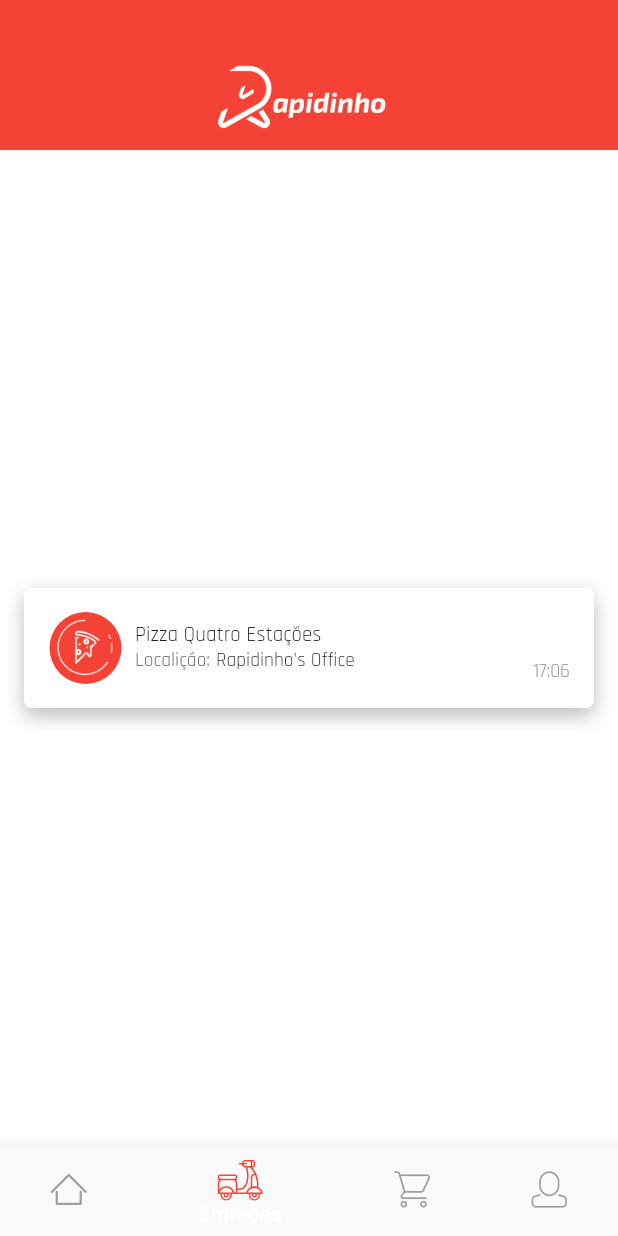
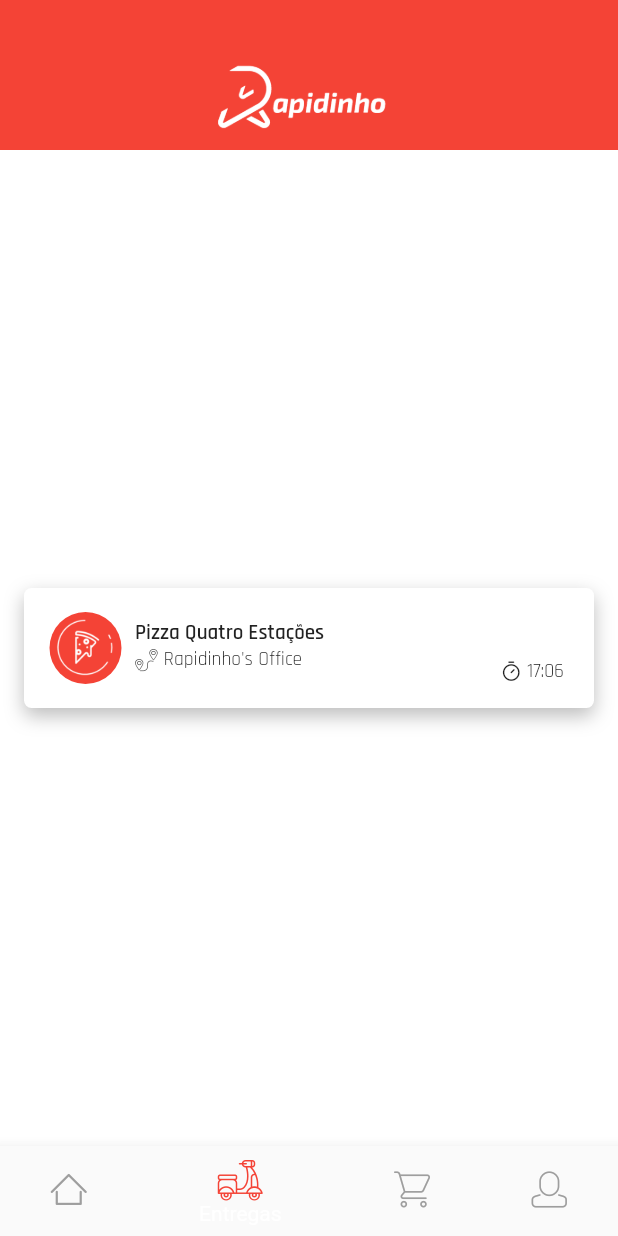
Before and after one commit to gdgluanda/rapidinho, a Flutter app: the screen it shows after launch, item 2 of the bottom bar chosen, on a phone screen of 412 x 824 dp. Run offline on Flutter 3.47's test engine with Material 2 defaults, Android fonts, the phone set to English and light mode, and no system bars.

Commit message:
add custom icons to delivery card

```diff
--- a/lib/pages/delivery_tab.dart
+++ b/lib/pages/delivery_tab.dart
@@ -1,5 +1,5 @@
 import 'package:flutter/material.dart';
-import 'package:rapidinho/ui/widget/delivery.dart';
+import 'package:rapidinho/ui/widget/delivery_card.dart';
 
 class DeliveryTab extends StatelessWidget {
   @override
@@ -7,7 +7,7 @@ class DeliveryTab extends StatelessWidget {
     return Container(
       margin: EdgeInsets.only(top: 100.0),
       child: Center(
-        child: Delivery(),
+        child: DeliveryCard(),
       ),
     );
   }
--- a/lib/ui/animation/delivery_animation.dart
+++ b/lib/ui/animation/delivery_animation.dart
@@ -1,8 +1,8 @@
 import 'package:flutter/material.dart';
 
-class DeliveryExpandAnimation {
+class DeliveryCardExpandAnimation {
 
-  DeliveryExpandAnimation(this.controller):
+  DeliveryCardExpandAnimation(this.controller):
         containerHeight = Tween(begin: 80.0, end: 200.0).animate(
           CurvedAnimation(
             parent: controller,
--- a/lib/ui/styling/rapidinho_icon.dart
+++ b/lib/ui/styling/rapidinho_icon.dart
@@ -1,10 +1,13 @@
 import 'package:flutter/material.dart';
 
 class RapidinhoIcon {
-  static final homeIcon = IconData(0xe803, fontFamily: 'Fontello');
-  static final motorCycle = IconData(0xe806, fontFamily: 'Fontello');
-  static final deliveryMotorCycle = IconData(0xe809, fontFamily: 'Fontello');
-  static final account = IconData(0xe80b, fontFamily: 'Fontello');
-  static final explore = IconData(0xe808, fontFamily: 'Fontello');
-  static final shoppingCart = IconData(0xe80e, fontFamily: 'Fontello');
+  static final fontFamily = 'Fontello';
+  static final homeIcon = IconData(0xe803, fontFamily: fontFamily);
+  static final motorCycle = IconData(0xe806, fontFamily: fontFamily);
+  static final deliveryMotorCycle = IconData(0xe809, fontFamily: fontFamily);
+  static final account = IconData(0xe80b, fontFamily: fontFamily);
+  static final explore = IconData(0xe808, fontFamily: fontFamily);
+  static final shoppingCart = IconData(0xe80e, fontFamily: fontFamily);
+  static final locationPin = IconData(0xe812, fontFamily: fontFamily);
+  static final timer = IconData(0xe813, fontFamily: fontFamily);
 }
--- a/lib/ui/widget/delivery.dart
+++ b/lib/ui/widget/delivery_card.dart
@@ -1,17 +1,18 @@
 import 'package:flutter/material.dart';
 import 'package:rapidinho/ui/animation/delivery_animation.dart';
 import 'package:flutter/scheduler.dart' show timeDilation ;
+import 'package:rapidinho/ui/styling/rapidinho_icon.dart';
 import 'package:rapidinho/ui/styling/rapidinho_style.dart';
 
-class Delivery extends StatefulWidget {
+class DeliveryCard extends StatefulWidget {
   @override
-  _DeliveryState createState() => _DeliveryState();
+  _DeliveryCardState createState() => _DeliveryCardState();
 }
 
-class _DeliveryState extends State<Delivery> with SingleTickerProviderStateMixin {
+class _DeliveryCardState extends State<DeliveryCard> with SingleTickerProviderStateMixin {
 
   AnimationController _controller;
-  DeliveryExpandAnimation _deliveryAnimation;
+  DeliveryCardExpandAnimation _deliveryAnimation;
 
   @override
   void initState() {
@@ -20,7 +21,7 @@ class _DeliveryState extends State<Delivery> with SingleTickerProviderStateMixin
       duration: Duration(milliseconds: 200),
       vsync: this,
     );
-    _deliveryAnimation = DeliveryExpandAnimation(_controller);
+    _deliveryAnimation = DeliveryCardExpandAnimation(_controller);
   }
 
   @override
@@ -60,7 +61,16 @@ class _DeliveryState extends State<Delivery> with SingleTickerProviderStateMixin
               children: [
                 Align(
                   alignment: Alignment.bottomRight,
-                  child: Text('17:06', style: RapidinhoTextStyle.smallText.copyWith(color: Colors.grey)),
+                  child: Row(
+                    mainAxisAlignment: MainAxisAlignment.end,
+                    children: <Widget>[
+                      Icon(RapidinhoIcon.timer, size: 13.0),
+                      Padding(
+                        padding: EdgeInsets.symmetric(horizontal: 4.0),
+                        child: Text('17:06', style: RapidinhoTextStyle.smallText),
+                      ),
+                    ],
+                  ),
                 ),
                 Row(
                   crossAxisAlignment: CrossAxisAlignment.start,
@@ -77,14 +87,17 @@ class _DeliveryState extends State<Delivery> with SingleTickerProviderStateMixin
                     Column(
                       crossAxisAlignment: CrossAxisAlignment.start,
                       children: <Widget>[
-                        Text('', style: TextStyle(fontSize: 5.0)),
-                        Text('Pizza Quatro Estações', style: RapidinhoTextStyle.normalText,),
+                        Padding(
+                          padding: const EdgeInsets.only(top: 5.0),
+                          child: Text('Pizza Quatro Estações', style: RapidinhoTextStyle.normalText.copyWith(fontWeight: FontWeight.w600)),
+                        ),
                         Row(
                           children: <Widget>[
-                            Padding(padding: EdgeInsets.only(right: 4.0),
-                              child: Text('Localição:', style: RapidinhoTextStyle.smallText.copyWith(color: Colors.grey[600])),
+                            Icon(RapidinhoIcon.locationPin, size: 15.0),
+                            Padding(
+                              padding: const EdgeInsets.symmetric(horizontal: 4.0),
+                              child: Text('Rapidinho\'s Office', style: RapidinhoTextStyle.smallText),
                             ),
-                            Text('Rapidinho\'s Office', style: RapidinhoTextStyle.smallText),
                           ],
                         ),
                       ],
--- a/pubspec.yaml
+++ b/pubspec.yaml
@@ -59,6 +59,7 @@ flutter:
     - assets/images/deliverables/pizza.png
     - assets/images/deliverables/present.png
     - assets/images/deliverables/wear.png
+    - assets/images/deliverables/delivery_scooter.png
 
   fonts:
     - family: Rajdhani
```
Also changed, not shown: assets/fonts/Fontello/fontello.ttf, assets/images/deliverables/delivery_scooter.png (added).
